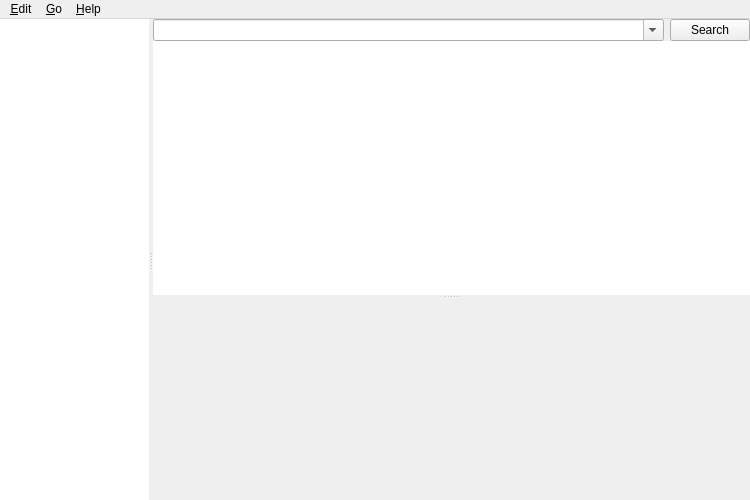
First picture: the form in designer/browser.ui, repository ankitects/anki, before the edit.
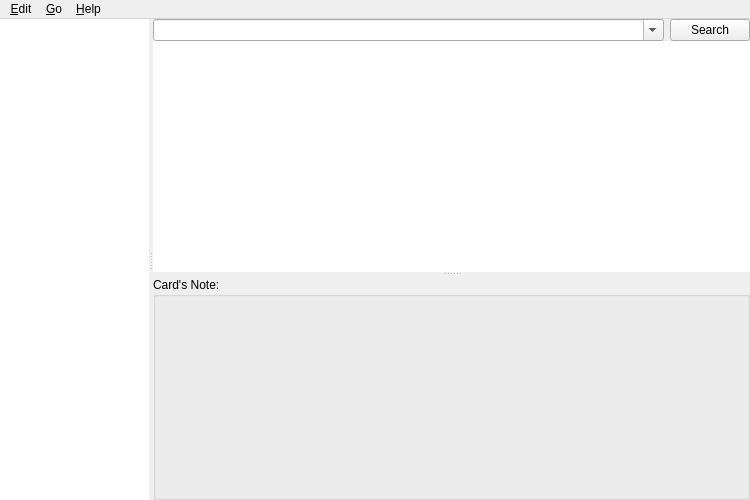
Second picture: the form after the edit. Icons and pictures are not drawn.

Commit message: "card's note"

Patch:
```diff
--- a/designer/browser.ui
+++ b/designer/browser.ui
@@ -198,6 +198,18 @@
             <number>0</number>
            </property>
            <item>
+            <widget class="QGroupBox" name="groupBox">
+             <property name="title">
+              <string>Card's Note:</string>
+             </property>
+             <property name="flat">
+              <bool>true</bool>
+             </property>
+             <layout class="QHBoxLayout" name="horizontalLayout">
+              <property name="margin">
+               <number>0</number>
+              </property>
+              <item>
             <widget class="QWidget" name="fieldsArea" native="true">
              <property name="sizePolicy">
               <sizepolicy hsizetype="Preferred" vsizetype="Expanding">
@@ -211,6 +223,9 @@
                <height>200</height>
               </size>
              </property>
+               </widget>
+              </item>
+             </layout>
             </widget>
            </item>
           </layout>
```
Lines whose indentation alone changed are shown as unchanged. The commit also changes 1 other file.
